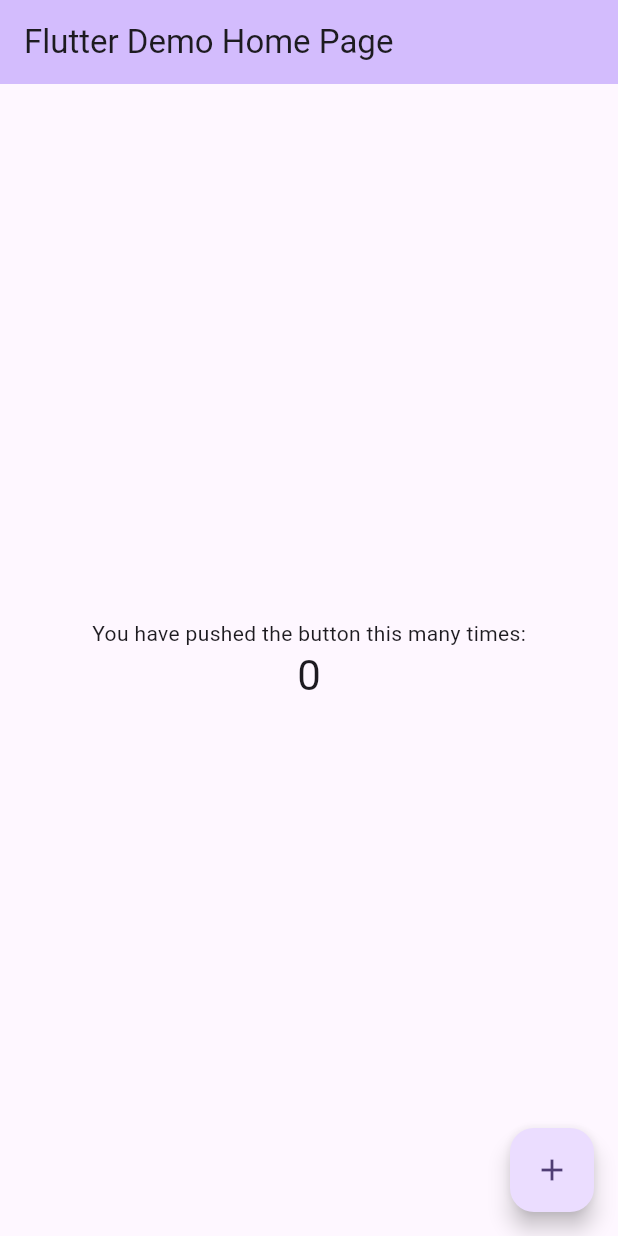
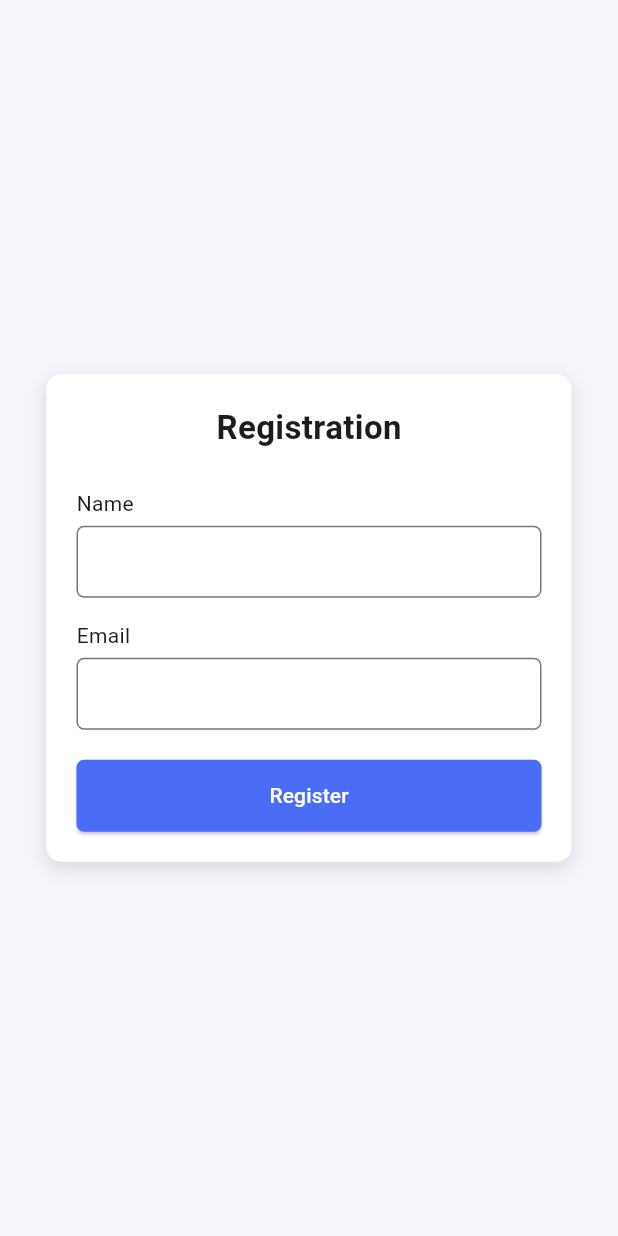
Before and after one commit to Shaik-Imamuddin/Registration_Form_Flutter, a Flutter app: the screen it shows after launch, on a phone screen of 412 x 824 dp. Run offline on Flutter 3.47's test engine with Material 3 defaults, Android fonts, the phone set to English and light mode, and no system bars.

Commit message:
Registration only with name and email

```diff
--- a/regform/lib/main.dart
+++ b/regform/lib/main.dart
@@ -1,122 +1,18 @@
 import 'package:flutter/material.dart';
+import 'reg_screen.dart';
 
 void main() {
-  runApp(const MyApp());
+  runApp(MyApp());
 }
 
 class MyApp extends StatelessWidget {
   const MyApp({super.key});
 
-  // This widget is the root of your application.
   @override
   Widget build(BuildContext context) {
     return MaterialApp(
-      title: 'Flutter Demo',
-      theme: ThemeData(
-        // This is the theme of your application.
-        //
-        // TRY THIS: Try running your application with "flutter run". You'll see
-        // the application has a purple toolbar. Then, without quitting the app,
-        // try changing the seedColor in the colorScheme below to Colors.green
-        // and then invoke "hot reload" (save your changes or press the "hot
-        // reload" button in a Flutter-supported IDE, or press "r" if you used
-        // the command line to start the app).
-        //
-        // Notice that the counter didn't reset back to zero; the application
-        // state is not lost during the reload. To reset the state, use hot
-        // restart instead.
-        //
-        // This works for code too, not just values: Most code changes can be
-        // tested with just a hot reload.
-        colorScheme: .fromSeed(seedColor: Colors.deepPurple),
-      ),
-      home: const MyHomePage(title: 'Flutter Demo Home Page'),
+      debugShowCheckedModeBanner: false,
+      home: RegistrationScreen(),
     );
   }
 }
-
-class MyHomePage extends StatefulWidget {
-  const MyHomePage({super.key, required this.title});
-
-  // This widget is the home page of your application. It is stateful, meaning
-  // that it has a State object (defined below) that contains fields that affect
-  // how it looks.
-
-  // This class is the configuration for the state. It holds the values (in this
-  // case the title) provided by the parent (in this case the App widget) and
-  // used by the build method of the State. Fields in a Widget subclass are
-  // always marked "final".
-
-  final String title;
-
-  @override
-  State<MyHomePage> createState() => _MyHomePageState();
-}
-
-class _MyHomePageState extends State<MyHomePage> {
-  int _counter = 0;
-
-  void _incrementCounter() {
-    setState(() {
-      // This call to setState tells the Flutter framework that something has
-      // changed in this State, which causes it to rerun the build method below
-      // so that the display can reflect the updated values. If we changed
-      // _counter without calling setState(), then the build method would not be
-      // called again, and so nothing would appear to happen.
-      _counter++;
-    });
-  }
-
-  @override
-  Widget build(BuildContext context) {
-    // This method is rerun every time setState is called, for instance as done
-    // by the _incrementCounter method above.
-    //
-    // The Flutter framework has been optimized to make rerunning build methods
-    // fast, so that you can just rebuild anything that needs updating rather
-    // than having to individually change instances of widgets.
-    return Scaffold(
-      appBar: AppBar(
-        // TRY THIS: Try changing the color here to a specific color (to
-        // Colors.amber, perhaps?) and trigger a hot reload to see the AppBar
-        // change color while the other colors stay the same.
-        backgroundColor: Theme.of(context).colorScheme.inversePrimary,
-        // Here we take the value from the MyHomePage object that was created by
-        // the App.build method, and use it to set our appbar title.
-        title: Text(widget.title),
-      ),
-      body: Center(
-        // Center is a layout widget. It takes a single child and positions it
-        // in the middle of the parent.
-        child: Column(
-          // Column is also a layout widget. It takes a list of children and
-          // arranges them vertically. By default, it sizes itself to fit its
-          // children horizontally, and tries to be as tall as its parent.
-          //
-          // Column has various properties to control how it sizes itself and
-          // how it positions its children. Here we use mainAxisAlignment to
-          // center the children vertically; the main axis here is the vertical
-          // axis because Columns are vertical (the cross axis would be
-          // horizontal).
-          //
-          // TRY THIS: Invoke "debug painting" (choose the "Toggle Debug Paint"
-          // action in the IDE, or press "p" in the console), to see the
-          // wireframe for each widget.
-          mainAxisAlignment: .center,
-          children: [
-            const Text('You have pushed the button this many times:'),
-            Text(
-              '$_counter',
-              style: Theme.of(context).textTheme.headlineMedium,
-            ),
-          ],
-        ),
-      ),
-      floatingActionButton: FloatingActionButton(
-        onPressed: _incrementCounter,
-        tooltip: 'Increment',
-        child: const Icon(Icons.add),
-      ),
-    );
-  }
-}
--- /dev/null
+++ b/regform/lib/reg_screen.dart
@@ -0,0 +1,134 @@
+import 'package:flutter/material.dart';
+
+class RegistrationScreen extends StatefulWidget {
+  const RegistrationScreen({super.key});
+
+  @override
+  State<RegistrationScreen> createState() => _RegistrationScreenState();
+}
+
+class _RegistrationScreenState extends State<RegistrationScreen> {
+  final TextEditingController nameController = TextEditingController();
+  final TextEditingController emailController = TextEditingController();
+
+  String message = "";
+  Color messageColor = Colors.red;
+
+  void register() {
+    String name = nameController.text.trim();
+    String email = emailController.text.trim();
+
+    if (name.isEmpty || email.isEmpty) {
+      setState(() {
+        message = "All fields are required.";
+        messageColor = Colors.red;
+      });
+      return;
+    }
+
+    setState(() {
+      message = "Registered successfully!";
+      messageColor = Colors.green;
+    });
+
+    nameController.clear();
+    emailController.clear();
+  }
+
+  @override
+  Widget build(BuildContext context) {
+    return Scaffold(
+      backgroundColor: Color(0xFFF4F6FB),
+      body: Center(
+        child: Container(
+          width: 350,
+          padding: EdgeInsets.all(20),
+          decoration: BoxDecoration(
+            color: Colors.white,
+            borderRadius: BorderRadius.circular(10),
+            boxShadow: [
+              BoxShadow(
+                color: Colors.black12,
+                blurRadius: 10,
+                offset: Offset(0, 4),
+              ),
+            ],
+          ),
+          child: Column(
+            mainAxisSize: MainAxisSize.min,
+            crossAxisAlignment: CrossAxisAlignment.start,
+            children: [
+              Center(
+                child: Text(
+                  "Registration",
+                  style: TextStyle(
+                    fontSize: 22,
+                    fontWeight: FontWeight.bold,
+                  ),
+                ),
+              ),
+
+              SizedBox(height: 15),
+
+              if (message.isNotEmpty)
+                Center(
+                  child: Text(
+                    message,
+                    style: TextStyle(color: messageColor),
+                  ),
+                ),
+
+              SizedBox(height: 10),
+
+              Text("Name"),
+              SizedBox(height: 5),
+              TextField(
+                controller: nameController,
+                decoration: InputDecoration(
+                  contentPadding:
+                      EdgeInsets.symmetric(horizontal: 10, vertical: 12),
+                  border: OutlineInputBorder(
+                    borderRadius: BorderRadius.circular(5),
+                  ),
+                ),
+              ),
+
+              SizedBox(height: 15),
+
+              Text("Email"),
+              SizedBox(height: 5),
+              TextField(
+                controller: emailController,
+                decoration: InputDecoration(
+                  contentPadding:
+                      EdgeInsets.symmetric(horizontal: 10, vertical: 12),
+                  border: OutlineInputBorder(
+                    borderRadius: BorderRadius.circular(5),
+                  ),
+                ),
+              ),
+
+              SizedBox(height: 20),
+
+              SizedBox(
+                width: double.infinity,
+                child: ElevatedButton(
+                  style: ElevatedButton.styleFrom(
+                    backgroundColor: Color(0xFF4A6CF7),
+                    foregroundColor: Colors.white,
+                    padding: EdgeInsets.symmetric(vertical: 14),
+                    shape: RoundedRectangleBorder(
+                      borderRadius: BorderRadius.circular(5),
+                    ),
+                  ),
+                  onPressed: register,
+                  child: Text("Register"),
+                ),
+              ),
+            ],
+          ),
+        ),
+      ),
+    );
+  }
+}
```
